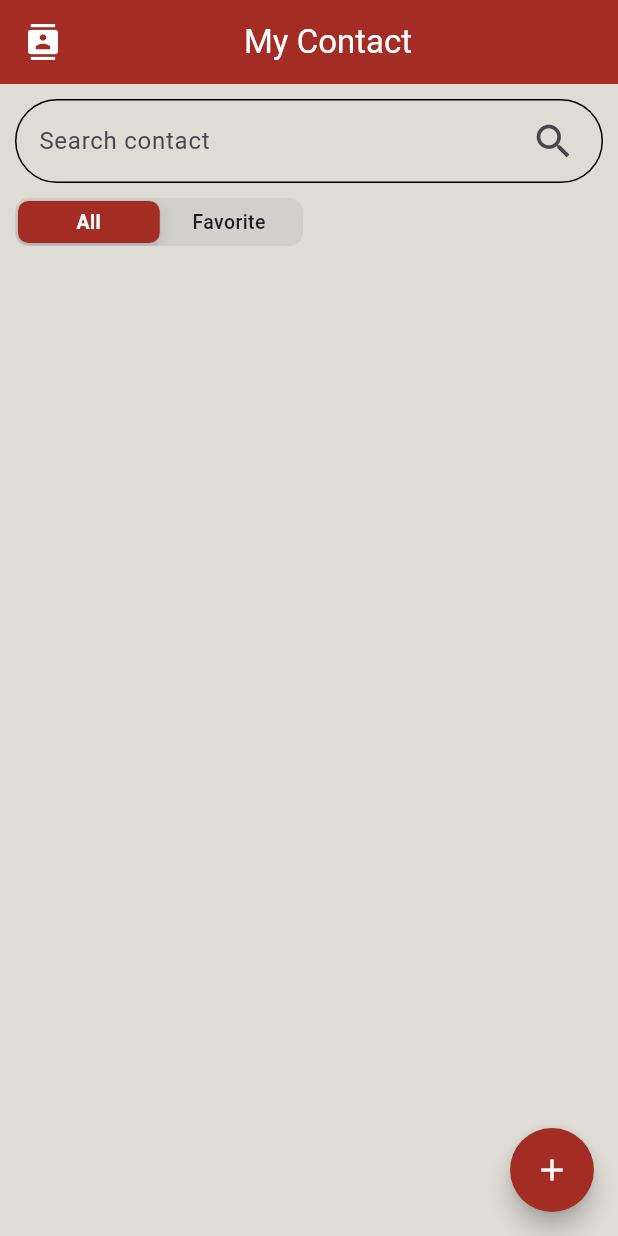
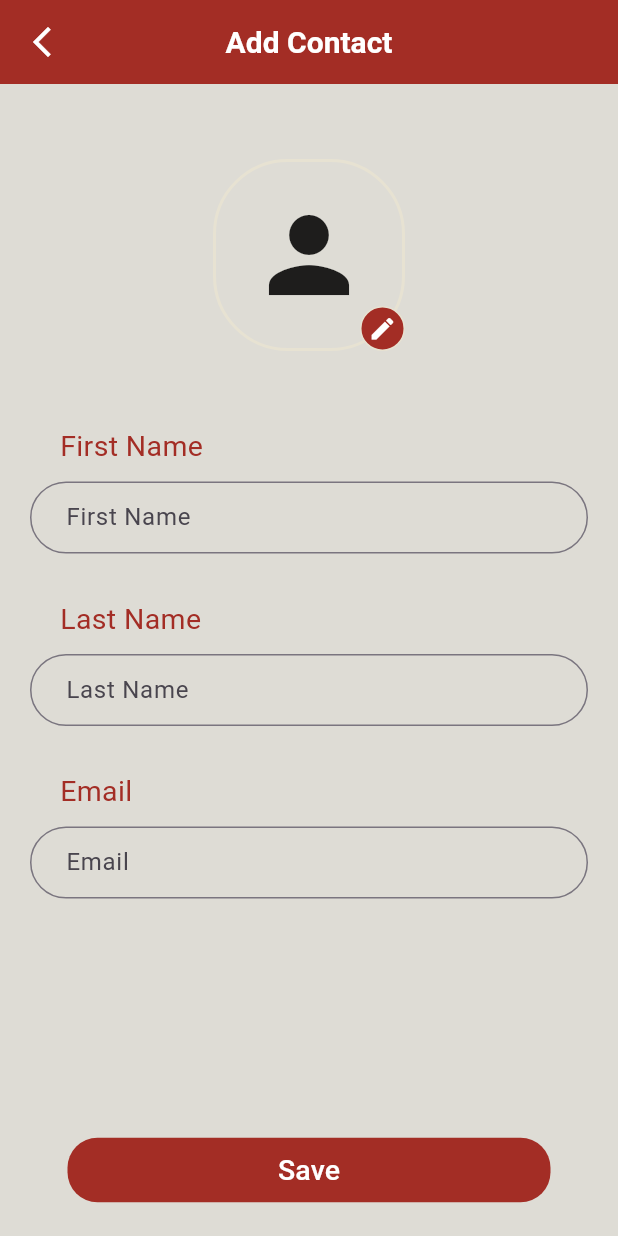
Before and after one commit to aqil-mhn/QbeepAssessment, a Flutter app: the HomeScreen screen opened directly, after a tap on the "add" icon, on a phone screen of 412 x 824 dp. Run offline on Flutter 3.47's test engine with Material 3 defaults, Android fonts, the phone set to English and light mode, and no system bars; our stand-ins replace flutter_slidable, image_picker, shared_preferences, sqflite; missing offline and left inert: local_session_timeout; accounts and stored records are empty; generated files the repository leaves out were written again; network calls fail; statements that could not run were skipped.

Commit message:
tinggal skit lagi

```diff
--- /dev/null
+++ b/devtools_options.yaml
@@ -0,0 +1,3 @@
+description: This file stores settings for Dart & Flutter DevTools.
+documentation: https://docs.flutter.dev/tools/devtools/extensions#configure-extension-enablement-states
+extensions:
--- a/lib/modules/home.dart
+++ b/lib/modules/home.dart
@@ -3,6 +3,7 @@ import 'dart:developer';
 import 'package:flutter/cupertino.dart';
 import 'package:flutter/material.dart';
 import 'package:qbeep_assessment/modules/screen/all_contact_screen.dart';
+import 'package:qbeep_assessment/modules/screen/contact_form.dart';
 import 'package:qbeep_assessment/modules/service/contact_service.dart';
 
 class HomeScreen extends StatefulWidget {
@@ -16,10 +17,16 @@ class _HomeScreenState extends State<HomeScreen> {
   TextEditingController searchContactController = TextEditingController();
 
   int? segmentControlValue = 0;
-  Map<int, Widget> tabs = {};
   List<dynamic> contacts = [];
+  List<dynamic> tabs = [
+    "All",
+    "Favourites",
+  ];
+
+  String selectedTab = "All";
 
   bool loading = true;
+  bool loadingTab = true;
 
   @override
   void initState() {
@@ -30,33 +37,12 @@ class _HomeScreenState extends State<HomeScreen> {
 
   init() async {
     await getContact().whenComplete(() {
+      if (mounted) {
         setState(() {
           loading = false;
         });
+      }
     });
-  }
-
-  @override
-  void didChangeDependencies() {
-    // TODO: implement didChangeDependencies
-    super.didChangeDependencies();
-
-    tabs = {
-      0: Text(
-        "All",
-        textAlign: TextAlign.center,
-        style: TextStyle(
-          color: Colors.white
-        ),
-      ),
-      1: Text(
-        "Favorite",
-        textAlign: TextAlign.center,
-        style: TextStyle(
-          // color: Colors.white
-        ),
-      )
-    };
   }
   @override
   Widget build(BuildContext context) {
@@ -64,7 +50,13 @@ class _HomeScreenState extends State<HomeScreen> {
       backgroundColor: const Color.fromARGB(255, 222, 220, 213),
       floatingActionButton: FloatingActionButton(
         onPressed: () {
-
+          Navigator.of(context).push(
+            MaterialPageRoute(
+              builder: (context) => ContactFormScreen(
+                contact: {},
+              )
+            )
+          );
         },
         backgroundColor: const Color.fromARGB(255, 163, 45, 37),
         shape: RoundedRectangleBorder(
@@ -77,27 +69,13 @@ class _HomeScreenState extends State<HomeScreen> {
       ),
       appBar: AppBar(
         backgroundColor: const Color.fromARGB(255, 163, 45, 37),
-        title: Row(
-          mainAxisAlignment: MainAxisAlignment.center,
-          children: [
-            Expanded(
-              flex: 1,
-              child: Icon(
-                Icons.contacts,
-                color: Colors.white,
-              ),
-            ),
-            Expanded(
-              flex: 14,
-              child: Text(
+        centerTitle: true,
+        title: Text(
           "My Contact",
           textAlign: TextAlign.center,
           style: TextStyle(
             color: Colors.white
           ),
-              ),
-            ),
-          ],
         ),
       ),
       body: !loading ? Padding(
@@ -124,24 +102,28 @@ class _HomeScreenState extends State<HomeScreen> {
               )),
             ),
             SizedBox(
-              height: 10,
+              height: 20,
             ),
             Padding(
-              padding: const EdgeInsets.fromLTRB(0, 0, 200, 10),
-              child: CupertinoSlidingSegmentedControl(
-                groupValue: segmentControlValue,
-                thumbColor: const Color.fromARGB(255, 163, 45, 37),
-                children: tabs,
-                onValueChanged: (value) {
-                  setState(() {
-                    segmentControlValue = value!;
-                  });
-                },
+              padding: const EdgeInsets.fromLTRB(0, 0, 0, 10),
+              child: Row(
+                mainAxisAlignment: MainAxisAlignment.start,
+                children: [
+                  _buildTabs(tabs[0]),
+                  SizedBox(
+                    width: 5,
                   ),
+                  _buildTabs(tabs[1]),
+                ],
+              )
             ),
-            if (segmentControlValue == 0)
             Expanded(
-              child: AllContactScreen(),
+              child: IndexedStack(
+                index: selectedTab == "All" ? 0 : 1,
+                children: [
+                  AllContactScreen(),
+                ],
+              ),
             )
           ],
         ),
@@ -152,4 +134,35 @@ class _HomeScreenState extends State<HomeScreen> {
       ),
     );
   }
+
+  _buildTabs(String title) {
+    return InkWell(
+      onTap: () {
+        setState(() {
+          selectedTab = title;
+          loadingTab = true;
+        });
+
+        Future.delayed(Duration(milliseconds: 500), () {
+          setState(() {
+            loadingTab = false;
+          });
+        });
+      },
+      child: Container(
+        decoration: BoxDecoration(
+          color: selectedTab == title ? Color.fromARGB(255, 163, 45, 37) : Color.fromARGB(255, 230, 224, 204),
+          borderRadius: BorderRadius.circular(7)
+        ),
+        padding: const EdgeInsets.fromLTRB(10, 5, 10, 5),
+        child: Text(
+          title,
+          textAlign: TextAlign.center,
+          style: TextStyle(
+            color: selectedTab == title ? Colors.white : Colors.black,
+          ),
+        ),
+      ),
+    );
   }
+}
--- a/lib/modules/screen/all_contact_screen.dart
+++ b/lib/modules/screen/all_contact_screen.dart
@@ -5,6 +5,7 @@ import 'package:flutter/cupertino.dart';
 import 'package:flutter/material.dart';
 import 'package:flutter_slidable/flutter_slidable.dart';
 import 'package:qbeep_assessment/configs/database_config.dart';
+import 'package:qbeep_assessment/modules/screen/contact_form.dart';
 import 'package:qbeep_assessment/modules/service/contact_service.dart';
 import 'package:sqflite/sqflite.dart';
 
@@ -19,6 +20,8 @@ class _AllContactScreenState extends State<AllContactScreen> {
   List<dynamic> contacts = [];
   List<Map<String, dynamic>> items = [];
 
+  bool loading = true;
+
   @override
   void initState() {
     // TODO: implement initState
@@ -28,7 +31,11 @@ class _AllContactScreenState extends State<AllContactScreen> {
   }
 
   init() async {
-    await queryDatabase();
+    await queryDatabase().whenComplete(() {
+      setState(() {
+        loading = false;
+      });
+    });
   }
 
   queryDatabase() async {
@@ -40,6 +47,7 @@ class _AllContactScreenState extends State<AllContactScreen> {
     contacts = await db.query(
       'contact'
     );
+    items.clear();
 
     for (int i = 0; i < contacts.length; i++) {
       masssage(contacts[i]);
@@ -56,33 +64,74 @@ class _AllContactScreenState extends State<AllContactScreen> {
     item['fullName'] = user['name'];
     item['email'] = user['email'];
     item['userProfile'] = user['imagePath'];
+    item['id'] = user['id'].toString();
     item['favorite'] = user['favorite'] ?? 'true';
 
     items.add(item);
+  }
+
+  deleteItem(String idSelected) async {
+    var db = await openDatabase(
+      dbPath,
+      version: 1
+    );
+
+    await db.delete(
+      'contact',
+      where: "id=?",
+      whereArgs: [idSelected]
+    );
+
+    await queryDatabase().whenComplete(() {
+      setState(() {
+        contacts;
+        loading = false;
+      });
+    });
   }
   @override
   Widget build(BuildContext context) {
     return Scaffold(
       backgroundColor: Colors.transparent,
-      body: ListView.builder(
+      body: !loading ? ListView.builder(
         itemCount: items.length,
         itemBuilder: (context, index) {
           return Slidable(
             endActionPane: ActionPane(
-              extentRatio: 1/5,
+              extentRatio: 1/3,
               motion: ScrollMotion(),
               children: [
                 SlidableAction(
+                  padding: EdgeInsets.fromLTRB(20, 0, 20, 0),
                   onPressed: (context) {
-
+                    Navigator.of(context).push(
+                      MaterialPageRoute(
+                        builder: (context) => ContactFormScreen(
+                          contact: items[index],
+                        )
+                      )
+                    );
+                  },
+                  backgroundColor: const Color.fromARGB(255, 142, 68, 62),
+                  foregroundColor: Colors.white,
+                  icon: Icons.edit,
+                ),
+                SlidableAction(
+                  padding: EdgeInsets.fromLTRB(20, 0, 20, 0),
+                  onPressed: (context) {
+                    setState(() {
+                      loading = true;
+                    });
+                    deleteItem(items[index]['id']);
                   },
                   backgroundColor: const Color.fromARGB(255, 163, 45, 37),
                   foregroundColor: Colors.white,
-                  icon: Icons.edit,
+                  icon: Icons.delete,
                 )
               ],
             ),
             child: ListTile(
+              contentPadding: EdgeInsets.fromLTRB(0, 0, 0, 0),
               title: Text(
                 items[index]['fullName']
               ),
@@ -94,6 +143,7 @@ class _AllContactScreenState extends State<AllContactScreen> {
                 ),
               ),
               leading: Stack(
+                alignment: Alignment.bottomRight,
                 children: [
                   Container(
                     padding: EdgeInsets.all(2),
@@ -110,14 +160,18 @@ class _AllContactScreenState extends State<AllContactScreen> {
                     ),
                   ),
                   items[index]['favorite'] == 'true' ? Positioned(
-                    bottom: 0,
-                    right: 0,
-                    left: 34,
-                    child: Icon(
-                      Icons.star,
-                      color: Colors.yellow,
-                    ),
-                  ): SizedBox()
+                    bottom: 5,
+                    right: 5,
+                    // left: 34,
+                    child: CircleAvatar(
+                      radius: 9,
+                      backgroundColor: Colors.transparent,
+                      child: Icon(
+                        Icons.star,
+                        color: const Color.fromARGB(255, 229, 207, 10),
+                      ),
+                    )
+                  ) : SizedBox()
                 ],
               ),
               trailing: IconButton(
@@ -132,6 +186,8 @@ class _AllContactScreenState extends State<AllContactScreen> {
             ),
           );
         },
+      ) : Center(
+        child: CircularProgressIndicator(),
       )
     );
   }
--- /dev/null
+++ b/lib/modules/screen/contact_form.dart
@@ -0,0 +1,271 @@
+import 'dart:io';
+
+import 'package:flutter/material.dart';
+import 'package:image_picker/image_picker.dart';
+
+class ContactFormScreen extends StatefulWidget {
+  ContactFormScreen({super.key, required this.contact});
+
+  Map<String, dynamic> contact = {};
+
+  @override
+  State<ContactFormScreen> createState() => _ContactFormScreenState();
+}
+
+class _ContactFormScreenState extends State<ContactFormScreen> {
+  final _formKey = GlobalKey<FormState>();
+  final ImagePicker _picker = ImagePicker();
+
+  TextEditingController firstNameController = TextEditingController();
+  TextEditingController lastNameController = TextEditingController();
+  TextEditingController emailController = TextEditingController();
+
+  bool loading = true;
+  @override
+  void initState() {
+    // TODO: implement initState
+    super.initState();
+
+    init();
+  }
+
+  init() async {
+    await populateForm().whenComplete(() {
+      setState(() {
+        loading = false;
+      });
+    });
+  }
+
+  populateForm() async {
+    if (widget.contact.isNotEmpty) {
+      if (widget.contact['email'] != null) {
+        emailController.text = widget.contact['email'];
+      }
+      if (widget.contact['fullName'] != null) {
+        List<dynamic> names = widget.contact['fullName'].toString().split(" ");
+        firstNameController.text = names[0];
+        lastNameController.text = names[1];
+      }
+    }
+  }
+
+  Future<void> _pickImage() async {
+    final XFile? image = await _picker.pickImage(source: ImageSource.gallery);
+  }
+  @override
+  Widget build(BuildContext context) {
+    return Scaffold(
+      backgroundColor: const Color.fromARGB(255, 222, 220, 213),
+      appBar: AppBar(
+        backgroundColor: const Color.fromARGB(255, 163, 45, 37),
+        centerTitle: true,
+        leading: IconButton(
+          onPressed: () {
+            Navigator.pop(context);
+          },
+          icon: const Icon(
+            Icons.arrow_back_ios_new,
+            color: Colors.white,
+          ),
+        ),
+        title: Text(
+          widget.contact.isEmpty ? "Add Contact" : "Edit Contact",
+          style: const TextStyle(
+            fontSize: 20,
+            fontWeight: FontWeight.w600,
+            color: Colors.white,
+          ),
+        ),
+      ),
+      body: !loading ? Column(
+        mainAxisAlignment: MainAxisAlignment.spaceBetween,
+        children: [
+          Expanded(
+            child: SingleChildScrollView(
+              child: Padding(
+                padding: EdgeInsets.fromLTRB(20, 50, 20, 20),
+                child: Column(
+                  crossAxisAlignment: CrossAxisAlignment.stretch,
+                  children: [
+                    Center(
+                      child: Stack(
+                        alignment: Alignment.bottomRight,
+                        children: [
+                          Container(
+                            padding: EdgeInsets.all(2),
+                            decoration: BoxDecoration(
+                              borderRadius: BorderRadius.circular(50),
+                              border: Border.all(
+                                width: 2,
+                                color: const Color.fromARGB(255, 231, 226, 210)
+                              )
+                            ),
+                            child: SizedBox(
+                              width: 120,
+                              height: 120,
+                              child: widget.contact['userProfile'] != null ? Image.file(
+                                File(widget.contact['userProfile']),
+                                fit: BoxFit.cover
+                              ) : Icon(
+                                Icons.person,
+                                size: 80,
+                              ),
+                            )
+                          ),
+                          Positioned(
+                            bottom: 0,
+                            right: 0,
+                            // left: 34,
+                            child: Container(
+                              height: 30,
+                              width: 30,
+                              decoration: BoxDecoration(
+                                color: const Color.fromARGB(255, 163, 45, 37),
+                                borderRadius: BorderRadius.circular(100),
+                                border: Border.all(
+                                  color: const Color.fromARGB(255, 231, 226, 210)
+                                )
+                              ),
+                              child: IconButton(
+                                alignment: Alignment.center,
+                                padding: EdgeInsets.zero,
+                                onPressed: () {
+                                  _pickImage();
+                                },
+                                icon: Icon(
+                                  Icons.edit,
+                                  size: 19,
+                                  color: Colors.white,
+                                ),
+                              ),
+                            )
+                          )
+                        ],
+                      ),
+                    ),
+                    SizedBox(
+                      height: 50,
+                    ),
+                    Form(
+                      key: _formKey,
+                      child: Column(
+                        crossAxisAlignment: CrossAxisAlignment.start,
+                        children: [
+                          Padding(
+                            padding: const EdgeInsets.fromLTRB(20, 0, 0, 0),
+                            child: Text(
+                              "First Name",
+                              style: TextStyle(
+                                fontSize: 19,
+                                color: const Color.fromARGB(255, 163, 45, 37)
+                              ),
+                            ),
+                          ),
+                          SizedBox(
+                            height: 10,
+                          ),
+                          TextFormField(
+                            controller: firstNameController,
+                            decoration: InputDecoration(
+                              border: OutlineInputBorder(
+                                borderRadius: BorderRadius.circular(50),
+                              ),
+                              hintText: "First Name",
+                              contentPadding: EdgeInsets.fromLTRB(20, 10, 10, 10)
+                            ),
+                          ),
+                          SizedBox(
+                            height: 30,
+                          ),
+                          Padding(
+                            padding: const EdgeInsets.fromLTRB(20, 0, 0, 0),
+                            child: Text(
+                              "Last Name",
+                              style: TextStyle(
+                                fontSize: 19,
+                                color: const Color.fromARGB(255, 163, 45, 37)
+                              ),
+                            ),
+                          ),
+                          SizedBox(
+                            height: 10,
+                          ),
+                          TextFormField(
+                            controller: lastNameController,
+                            decoration: InputDecoration(
+                              border: OutlineInputBorder(
+                                borderRadius: BorderRadius.circular(50),
+                              ),
+                              hintText: "Last Name",
+                              contentPadding: EdgeInsets.fromLTRB(20, 10, 10, 10)
+                            ),
+                          ),
+                          SizedBox(
+                            height: 30,
+                          ),
+                          Padding(
+                            padding: const EdgeInsets.fromLTRB(20, 0, 0, 0),
+                            child: Text(
+                              "Email",
+                              style: TextStyle(
+                                fontSize: 19,
+                                color: const Color.fromARGB(255, 163, 45, 37)
+                              ),
+                            ),
+                          ),
+                          SizedBox(
+                            height: 10,
+                          ),
+                          TextFormField(
+                            controller: emailController,
+                            decoration: InputDecoration(
+                              border: OutlineInputBorder(
+                                borderRadius: BorderRadius.circular(50),
+                              ),
+                              hintText: "Email",
+                              contentPadding: EdgeInsets.fromLTRB(20, 10, 10, 10)
+                            ),
+                          )
+                        ],
+                      ),
+                    )
+                  ],
+                ),
+              ),
+            ),
+          ),
+          Column(
+            crossAxisAlignment: CrossAxisAlignment.stretch,
+            children: [
+              Container(
+                padding: EdgeInsets.all(20),
+                margin: EdgeInsets.fromLTRB(25, 0, 25, 0),
+                child: TextButton(
+                  style: ButtonStyle(
+                    foregroundColor: WidgetStatePropertyAll(Colors.white),
+                    backgroundColor: WidgetStatePropertyAll(const Color.fromARGB(255, 163, 45, 37)),
+                    shape: WidgetStatePropertyAll(RoundedRectangleBorder(
+                      borderRadius: BorderRadius.circular(20)
+                    ))
+                  ),
+                  onPressed: () {
+
+                  },
+                  child: Text(
+                    "Save",
+                    style: TextStyle(
+                      fontSize: 19
+                    ),
+                  ),
+                ),
+              ),
+            ],
+          )
+        ],
+      ) : Center(
+        child: CircularProgressIndicator(),
+      ),
+    );
+  }
+}
--- a/pubspec.yaml
+++ b/pubspec.yaml
@@ -43,6 +43,7 @@ dependencies:
   path: ^1.9.0
   path_provider: ^2.1.5
   flutter_slidable: ^4.0.0
+  image_picker: ^1.1.2
   flutter_localizations:
     sdk: flutter
 
```
Also changed, not shown: pubspec.lock, 6 other files. Lines whose indentation alone changed are shown as unchanged.
